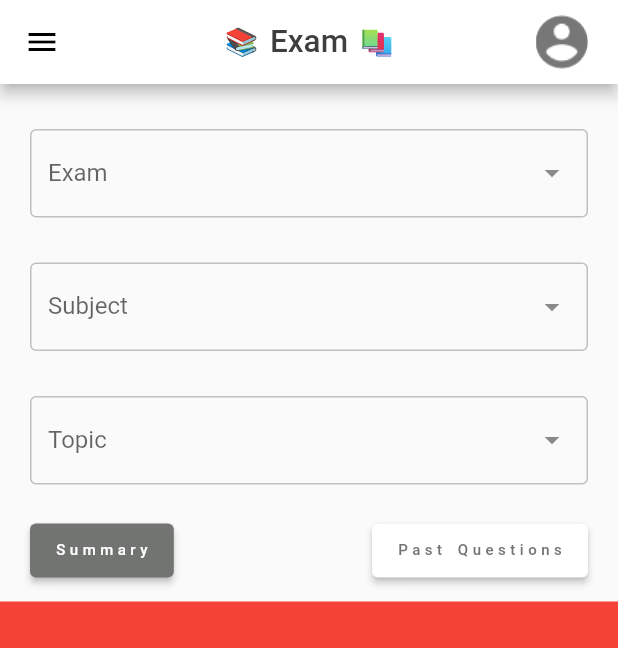
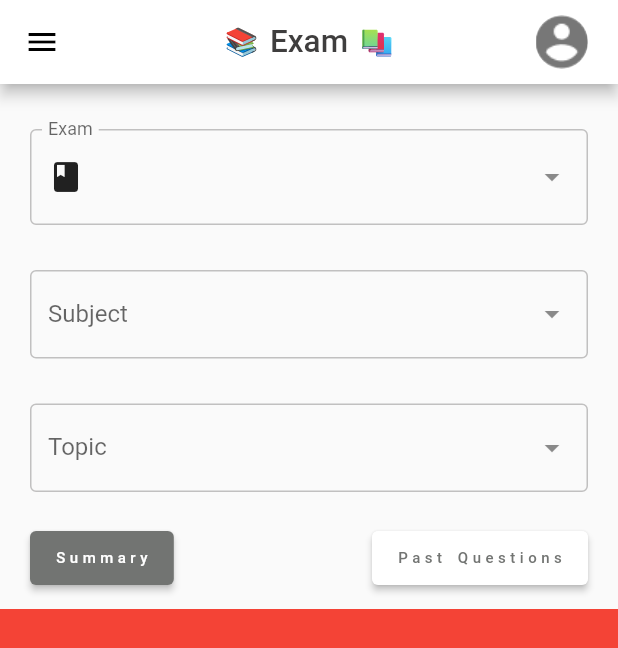
Before and after one commit to Afuh-Christian/exam-frontend, a Flutter app: the screen it shows after launch, on a phone screen of 412 x 824 dp. Shown: the top 648 px of the screen. Run offline on Flutter 3.47's test engine with Material 2 defaults, Android fonts, the phone set to English and light mode, and no system bars; drawn by our look-alikes of dropdown_search; our stand-ins replace flutter_svg; missing offline and left inert: dart:ffi.

Commit message:
trying to implement pagination

```diff
--- a/lib/Screen_Sizes/MobileApp/Pages/HomePage.dart
+++ b/lib/Screen_Sizes/MobileApp/Pages/HomePage.dart
@@ -104,7 +104,7 @@
                   ),
                   SearchSubjectBox(provider: widget.provider),
                   SearchTopicBox(provider: widget.provider),
-                  const   SizedBox(
+                  const SizedBox(
                     height: 20,
                   )
                 ],
@@ -175,15 +175,11 @@
                 const SizedBox(
                   height: 10,
                 ),
-
-
-
-
-
-              !isSummary?
-                SizedBox(
+                !isSummary
+                    ? SizedBox(
                         child: Padding(
-                    padding: const EdgeInsets.only(left: 20, right: 20),
+                          padding: const EdgeInsets.only(
+                              left: 20, right: 20, bottom: 20),
                           child: Row(
                             mainAxisAlignment: MainAxisAlignment.spaceBetween,
                             children: [
@@ -246,7 +242,6 @@
 
                               // Passed Questions
                               ElevatedButton(
-
                                 onPressed: () {
                                   setState(() {
                                     isMultipleChoice = false;
@@ -254,16 +249,13 @@
                                     isPractical = true;
                                   });
                                 },
-
                                 style: ButtonStyle(
-
                                   backgroundColor: isPractical
                                       ? const MaterialStatePropertyAll<Color>(
                                           Color.fromARGB(255, 114, 116, 114))
                                       : const MaterialStatePropertyAll<Color>(
                                           Color.fromARGB(255, 255, 255, 255)),
                                 ),
-
                                 child: Text(
                                   "Practicals",
                                   style: TextStyle(
@@ -280,45 +272,33 @@
                         ),
                       )
                     : const SizedBox()
-
-
-
-
-
-
-
               ]),
             ),
-
-            isSummary?
-            Container(
+            isSummary
+                ? Container(
                     width: double.infinity,
                     height: 900,
                     color: Colors.red,
-            ):
-            isMultipleChoice?
-            Container(
+                  )
+                : isMultipleChoice
+                    ? Container(
                         width: double.infinity,
                         height: 900,
                         color: Colors.blue,
-            ):
-            isEssay?
-            Container(
+                      )
+                    : isEssay
+                        ? Container(
                             width: double.infinity,
                             height: 900,
                             color: Colors.green,
-            ):
-            isPractical?
-            Container(
+                          )
+                        : isPractical
+                            ? Container(
                                 width: double.infinity,
                                 height: 900,
                                 color: Colors.orange,
-            ):
-            Container(),
-
-
-
-
+                              )
+                            : Container(),
           ],
         ),
       ),
@@ -339,6 +319,23 @@
 }
 
 class _SearchBoxState extends State<SearchBox> {
+  final scrollController = ScrollController();
+
+  @override
+  void initState() {
+    super.initState();
+    scrollController.addListener(_scrollListerner);
+  }
+
+  void _scrollListerner() {
+    if (scrollController.position.pixels ==
+        scrollController.position.maxScrollExtent) {
+      print("Fetch data ");
+    } else {
+      print("dont fetch data");
+    }
+  }
+
   @override
   Widget build(BuildContext context) {
     // final provider = Provider.of<ExamProvider>(context);
@@ -350,7 +347,20 @@
       // height: 400,
       // color: Colors.blue,
       child: DropdownSearch<String>(
+        //  mode: DropdowmMode.BOTTOM_SHEET,
+
         popupProps: PopupProps.menu(
+          scrollbarProps:  ScrollbarProps(
+            notificationPredicate: (notification) {
+              print("object");
+
+              // this is where we will fetch more items ........
+
+
+
+              return true;
+            },
+          ),
           searchDelay: const Duration(seconds: 2),
           showSelectedItems: true,
           showSearchBox: true,
@@ -373,12 +383,34 @@
             hintText: "Choose Exam",
           ),
         ),
-
+        // asyncItems: ,
         //...........................................................................................
         onChanged: (value) {
           // print(value);
           widget.provider.setChoosenExamName(value as String);
         },
+
+        // itemAsString: (item) {
+        //   return "Hello";
+        // },
+        dropdownBuilder: (context, selectedItem) {
+          return SizedBox(
+            child: Row(
+                // mainAxisAlignment: MainAxisAlignment.spaceAround,
+                children: [
+                  const Icon(Icons.book),
+                  const SizedBox(
+                    width: 30,
+                  ),
+                  Text(widget.provider.choosenExamname)
+                ]),
+          );
+        },
+
+        // onSaved: (newValue) => {
+        //   print("ehllo")
+        // },
+
         //...........................................................................................
 
         // onChanged: print,
@@ -433,7 +465,7 @@
                   borderSide: BorderSide(
                       width: 1, color: Color.fromARGB(255, 193, 192, 192))),
               labelText: "Subject",
-              hintText: "Choose Subject",
+              hintText: "Choose subject",
               hintStyle: TextStyle(color: Colors.black)),
         ),
 
--- a/pubspec.yaml
+++ b/pubspec.yaml
@@ -38,6 +38,7 @@
   cupertino_icons: ^1.0.2
   flutter_svg: ^2.0.5
   provider: ^6.0.5
+  # dropdown_search: 0.4.0
   dropdown_search: ^5.0.6
 
 
```
Lines whose indentation alone changed are shown as unchanged.
